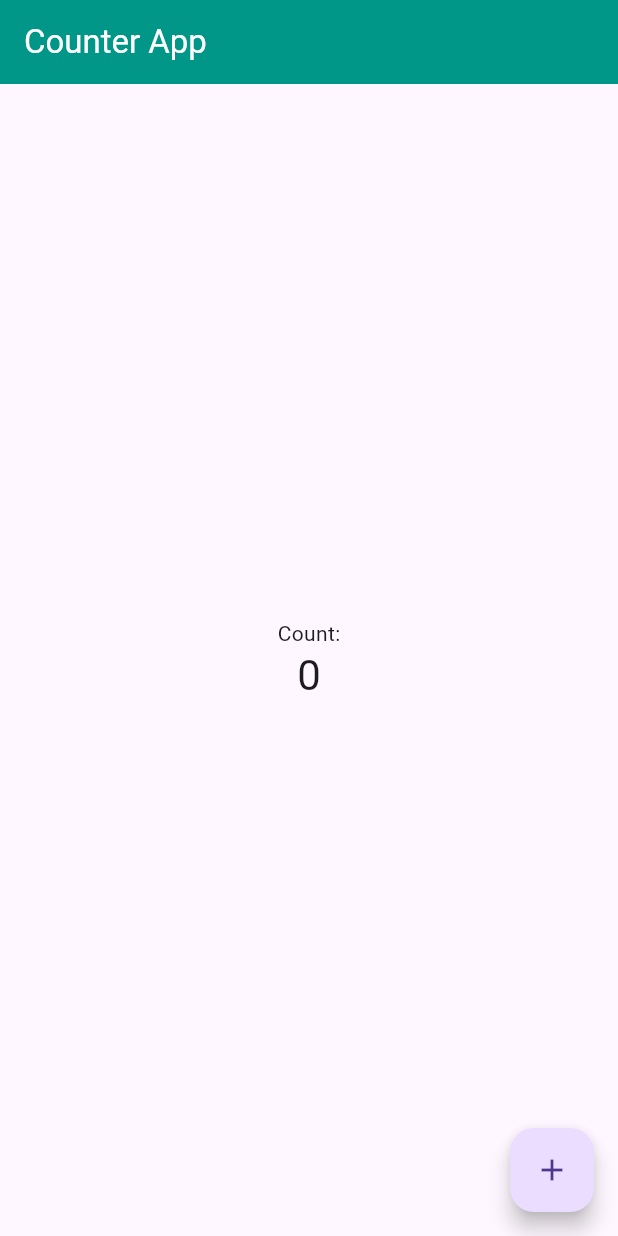
After one commit to mahabubulhasibshawon/flutter_provider, a Flutter app: the screen it shows after launch, on a phone screen of 412 x 824 dp. The commit adds this screen. Run offline on Flutter 3.47's test engine with Material 3 defaults, Android fonts, the phone set to English and light mode, and no system bars.

Commit message:
value_notifier

```diff
--- a/lib/main.dart
+++ b/lib/main.dart
@@ -26,7 +26,7 @@ class MyApp extends StatelessWidget {
         theme: ThemeData(useMaterial3: true, appBarTheme: AppBarTheme(backgroundColor: Colors.teal, foregroundColor: Colors.white)),
         darkTheme: ThemeData(brightness: Brightness.dark),
         debugShowCheckedModeBanner: false,
-        home: FavouriteView(),
+        home: ValueNotifierApp(),
       ),
     );
   }
--- /dev/null
+++ b/lib/view/value_notifier.dart
@@ -0,0 +1,55 @@
+import 'package:flutter/material.dart';
+
+class Counter {
+  final ValueNotifier<int> count = ValueNotifier<int>(0);
+
+  void incrementCount() {
+    count.value++;
+  }
+}
+
+class ValueNotifierApp extends StatefulWidget {
+  @override
+  _ValueNotifierAppState createState() => _ValueNotifierAppState();
+}
+
+class _ValueNotifierAppState extends State<ValueNotifierApp> {
+  final Counter counter = Counter();
+
+  @override
+  Widget build(BuildContext context) {
+    return Scaffold(
+      appBar: AppBar(
+        title: Text('Counter App'),
+      ),
+      body: Center(
+        child: Column(
+          mainAxisAlignment: MainAxisAlignment.center,
+          children: <Widget>[
+            Text(
+              'Count:',
+            ),
+            ValueListenableBuilder<int>(
+              valueListenable: counter.count,
+              builder: (BuildContext context, int value,child) {
+                return Text(
+                  '$value',
+                  style: Theme.of(context).textTheme.headlineMedium,
+                );
+              },
+            ),
+          ],
+        ),
+      ),
+      floatingActionButton: FloatingActionButton(
+        onPressed: () {
+          setState(() {
+            counter.incrementCount();
+          });
+        },
+        tooltip: 'Increment',
+        child: Icon(Icons.add),
+      ),
+    );
+  }
+}
--- a/lib/view/views.dart
+++ b/lib/view/views.dart
@@ -1,3 +1,4 @@
 export 'count_example.dart';
 export 'slider_example.dart';
 export 'favourite_view.dart';
+export 'value_notifier.dart';
```
